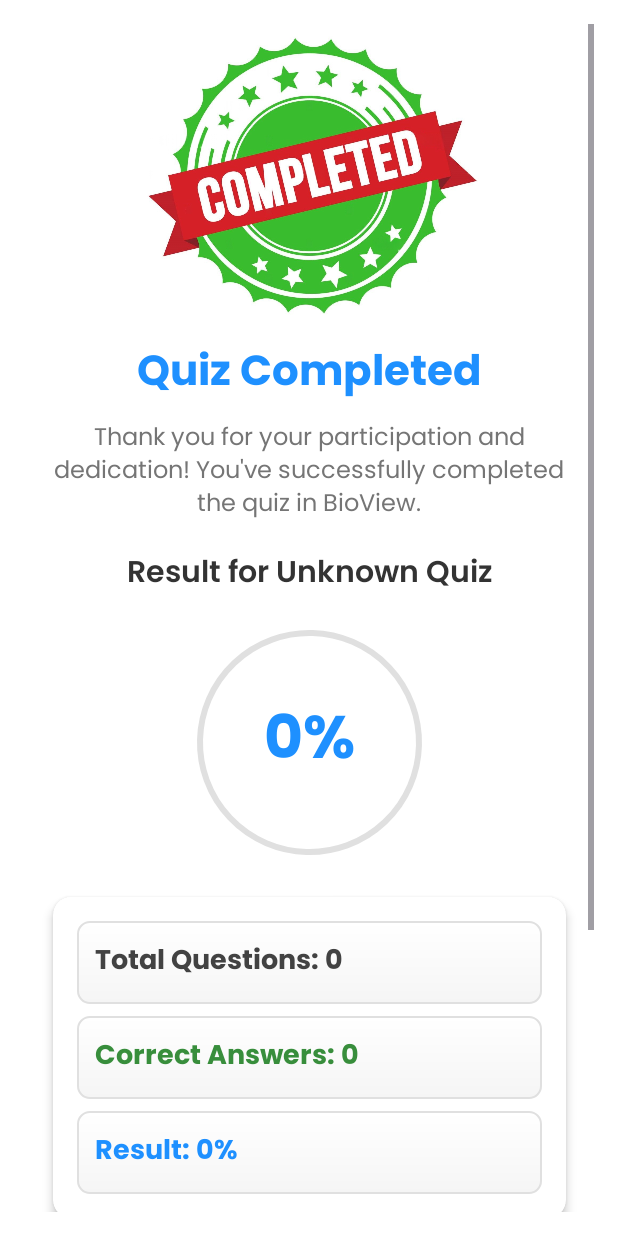
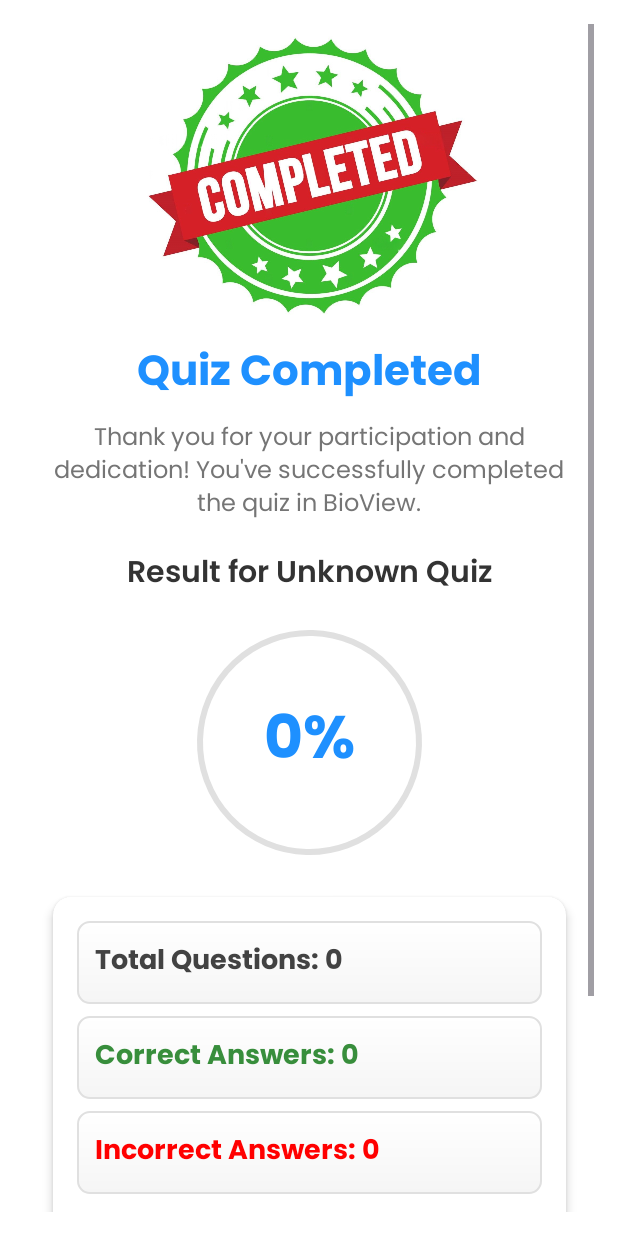
Before and after one commit to Sahan-99/bioview_app, an Android app: the ResultActivity screen opened directly, with no data from a screen before it, on a phone screen of 412 x 824 dp. Run offline under Robolectric (Android 15) with nearby library versions, the phone set to English and light mode, and no system bars; our stand-ins replace Volley; 1 statement that could not run was skipped.

Commit message:
remove percentage and add incorrect count

```diff
--- a/app/src/main/java/com/my/bioview/ResultActivity.kt
+++ b/app/src/main/java/com/my/bioview/ResultActivity.kt
@@ -40,7 +40,7 @@ class ResultActivity : AppCompatActivity() {
     private lateinit var tvPercentage: TextView
     private lateinit var llStats: LinearLayout
     private lateinit var btnFinish: Button
-    private lateinit var btnViewIncorrect: Button
+    private lateinit var tvIncorrectAnswers: TextView
     private lateinit var progressDialog: ProgressDialog
     private var totalQuestions = 0
     private var correctAnswers = 0
@@ -67,7 +67,7 @@ class ResultActivity : AppCompatActivity() {
         tvPercentage = findViewById(R.id.tvPercentage)
         llStats = findViewById(R.id.llStats)
         btnFinish = findViewById(R.id.btnFinish)
-        btnViewIncorrect = findViewById(R.id.btnViewIncorrect)
+        tvIncorrectAnswers = findViewById(R.id.tvIncorrectAnswers)
         progressDialog = ProgressDialog(this).apply {
             setMessage("Saving results...")
             setCancelable(false)
@@ -101,6 +101,8 @@ class ResultActivity : AppCompatActivity() {
         totalQuestions = questions.size
         calculateCorrectAnswers(questions, userSelections) { correct ->
             correctAnswers = correct
+            val incorrectCount = totalQuestions - correct
+            tvIncorrectAnswers.text = "Incorrect Answers: $incorrectCount"
             val percentage = if (totalQuestions > 0) (correctAnswers.toDouble() / totalQuestions * 100).toInt() else 0
             updateUI(totalQuestions, correctAnswers, percentage)
             saveResult(quizId, userId, correctAnswers, totalQuestions, percentage)
@@ -118,9 +120,13 @@ class ResultActivity : AppCompatActivity() {
             startActivity(Intent(this, MainActivity::class.java))
         }
 
-        btnViewIncorrect.setOnClickListener {
+        tvIncorrectAnswers.setOnClickListener {
             showIncorrectAnswersDialog()
         }
+    }
+
+    fun onIncorrectAnswersClick(view: View) {
+        showIncorrectAnswersDialog()
     }
 
     private fun showSharePopup() {
@@ -267,7 +273,6 @@ class ResultActivity : AppCompatActivity() {
         tvPercentage.text = "$percentage%"
         llStats.findViewById<TextView>(R.id.tvTotalQuestions)?.text = "Total Questions: $total"
         llStats.findViewById<TextView>(R.id.tvCorrectAnswers)?.text = "Correct Answers: $correct"
-        llStats.findViewById<TextView>(R.id.tvResultPercentage)?.text = "Result: $percentage%"
         Log.d("ResultActivity", "UI updated - Total: $total, Correct: $correct, Percentage: $percentage")
     }
 
@@ -342,16 +347,14 @@ class ResultActivity : AppCompatActivity() {
         recyclerView.layoutManager = LinearLayoutManager(this)
         recyclerView.adapter = IncorrectAnswerAdapter(incorrectAnswers)
 
-        // Set a reasonable width and height for the dialog
         val dialog = AlertDialog.Builder(this)
             .setView(dialogView)
             .setCancelable(true)
             .create()
 
-        // Adjust dialog size dynamically
         dialog.window?.setLayout(
-            (resources.displayMetrics.widthPixels * 0.9).toInt(), // 90% of screen width
-            (resources.displayMetrics.heightPixels * 0.7).toInt() // 70% of screen height
+            (resources.displayMetrics.widthPixels * 0.9).toInt(),
+            (resources.displayMetrics.heightPixels * 0.8).toInt()
         )
         dialog.window?.setBackgroundDrawableResource(android.R.color.transparent)
 
--- a/app/src/main/res/layout/activity_result.xml
+++ b/app/src/main/res/layout/activity_result.xml
@@ -149,15 +149,19 @@
                         android:layout_marginBottom="8dp" />
 
                     <TextView
-                        android:id="@+id/tvResultPercentage"
+                        android:id="@+id/tvIncorrectAnswers"
                         android:layout_width="match_parent"
                         android:layout_height="wrap_content"
-                        android:text="Result: 0%"
+                        android:text="Incorrect Answers: 0"
                         android:textSize="18sp"
                         android:textStyle="bold"
-                        android:textColor="@color/primary_blue"
+                        android:textColor="#ff0000"
                         android:background="@drawable/stat_background"
-                        android:padding="12dp" />
+                        android:padding="12dp"
+                        android:clickable="true"
+                        android:focusable="true"
+                        android:onClick="onIncorrectAnswersClick"
+                        android:layout_marginBottom="8dp" />
                 </LinearLayout>
             </androidx.cardview.widget.CardView>
 
@@ -195,23 +199,6 @@
                 app:layout_constraintEnd_toEndOf="parent"
                 android:layout_marginTop="16dp" />
 
-            <Button
-                android:id="@+id/btnViewIncorrect"
-                android:layout_width="0dp"
-                android:layout_height="wrap_content"
-                android:text="View Incorrect Answers"
-                android:background="@drawable/btn_rounded"
-                app:backgroundTint="@color/light_gray"
-            app:strokeColor="@null"
-            android:textColor="#000000"
-            android:textSize="18sp"
-            android:padding="12dp"
-            app:layout_constraintWidth_percent="0.9"
-            app:layout_constraintTop_toBottomOf="@id/btnShare"
-            app:layout_constraintStart_toStartOf="parent"
-            app:layout_constraintEnd_toEndOf="parent"
-            android:layout_marginTop="16dp" />
-
         </androidx.constraintlayout.widget.ConstraintLayout>
     </ScrollView>
 </androidx.constraintlayout.widget.ConstraintLayout>
--- a/app/src/main/res/layout/dialog_incorrect_answers.xml
+++ b/app/src/main/res/layout/dialog_incorrect_answers.xml
@@ -14,7 +14,7 @@
         android:text="Incorrect Answers"
         android:textSize="20sp"
         android:textStyle="bold"
-        android:textColor="@color/primary_blue"
+        android:textColor="@color/white"
         android:gravity="center"
         android:layout_marginBottom="16dp" />
 
```
